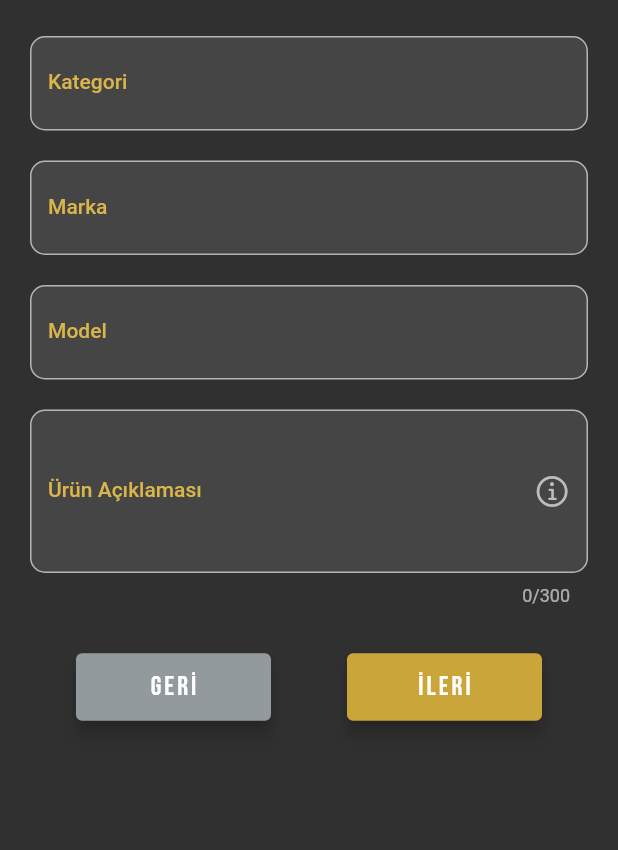
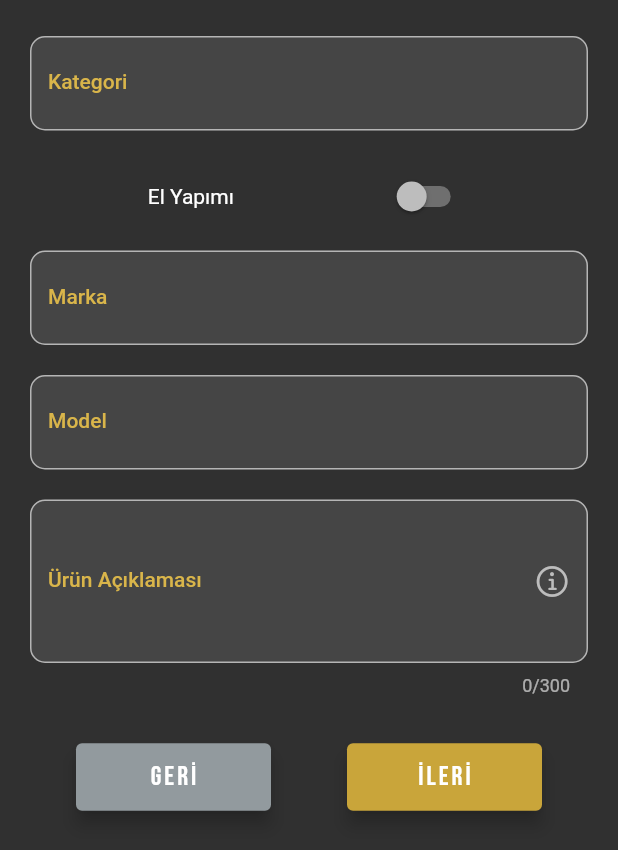
Before and after one commit to Enstrurent/mobile-app, a Flutter app: the ProductInformation widget shown alone on an empty page, opened directly, on a phone screen of 412 x 824 dp. Shown: the top 850 px of the screen. Run offline on Flutter 3.47's test engine with Material 2 defaults, Android fonts, the phone set to English and light mode, and no system bars; our stand-ins replace cached_network_image, carousel_slider, dio, flutter_native_image, flutter_secure_storage, flutter_spinkit and 4 more; missing offline and left inert: a package; accounts and stored records are empty; network calls fail.

Commit message:
small improvements

```diff
--- a/lib/pages/renter/add_product/add_product_view.dart
+++ b/lib/pages/renter/add_product/add_product_view.dart
@@ -49,7 +49,7 @@ class AddProductView extends StatelessWidget {
             ),
             Obx(
               () => IconStepper(
-                  steppingEnabled:  true, //FIXME false
+                  steppingEnabled: false,
                   activeStepColor: Get.theme.primaryColor,
                   activeStepBorderColor: Get.theme.accentColor,
                   alignment: Alignment.topCenter,
--- a/lib/pages/renter/add_product/steps_views/about_sales_view.dart
+++ b/lib/pages/renter/add_product/steps_views/about_sales_view.dart
@@ -144,7 +144,7 @@ class AboutSales extends StatelessWidget {
                       if(_salesController.validation) {
                         _productController.setProductInformation = _salesController.dataToMap();
                         _productController.onStepContinue();
-                      }
+                      } else widgets.getSnackBar("error".tr, "Geçersiz işlem");
                     }),
               )
             ],
--- a/lib/pages/renter/add_product/steps_views/product_information_view.dart
+++ b/lib/pages/renter/add_product/steps_views/product_information_view.dart
@@ -17,7 +17,8 @@ class ProductInformation extends StatelessWidget {
         padding: EdgeInsets.only(top: 24),
         child: Form(
           key: _informationController.infoFormKey,
-          child: Column(
+          child: Obx(() =>
+              Column(
                 children: [
                   widgets.FormField(
                       controller: _informationController.category,
@@ -26,20 +27,41 @@ class ProductInformation extends StatelessWidget {
                       textInputType: TextInputType.text,
                       validatorFunc: (value) =>
                       value!.isEmpty ? "empty_value_err".tr : null),
-              widgets.FormField(
+                  Obx(() =>
+                      Padding(
+                        padding: const EdgeInsets.only(bottom: 12),
+                        child: Row(
+                          mainAxisAlignment: MainAxisAlignment.spaceEvenly,
+                          children: [
+                            Text("El Yapımı"),
+                            Switch(
+                                activeColor: Get.theme.primaryColor,
+                                value: _informationController.isHandmade.value,
+                                onChanged: (value) =>
+                                _informationController.isHandmade.value = value),
+                          ],
+                        ),
+                      )),
+                  Visibility(
+                    visible: !_informationController.isHandmade.value,
+                    child: widgets.FormField(
                         controller: _informationController.brand,
                         hint: "Örn. Casio",
                         fieldLabel: "Marka",
                         textInputType: TextInputType.text,
                         validatorFunc: (value) =>
                         value!.isEmpty ? "empty_value_err".tr : null),
-              widgets.FormField(
+                  ),
+                  Visibility(
+                    visible: !_informationController.isHandmade.value,
+                    child: widgets.FormField(
                         controller: _informationController.model,
                         hint: "Örn. CTK-3200",
                         fieldLabel: "Model",
                         textInputType: TextInputType.text,
                         validatorFunc: (value) =>
                         value!.isEmpty ? "empty_value_err".tr : null),
+                  ),
                   Padding(
                     padding: EdgeInsets.fromLTRB(20, 0, 20, 20),
                     child: TextFormField(
@@ -76,6 +98,7 @@ class ProductInformation extends StatelessWidget {
               ),
           ),
         ),
+      ),
     );
   }
 }
--- a/lib/widgets/index.dart
+++ b/lib/widgets/index.dart
@@ -3,3 +3,4 @@ export 'form_field.dart';
 export 'get_snack.dart';
 export 'profile_row.dart';
 export 'dropdown_chips.dart';
+export 'circle_button.dart';
```
Also changed, not shown: lib/pages/renter/add_product/steps_controller/product_information_controller.dart (+12 -1 lines). Lines whose indentation alone changed are shown as unchanged.
